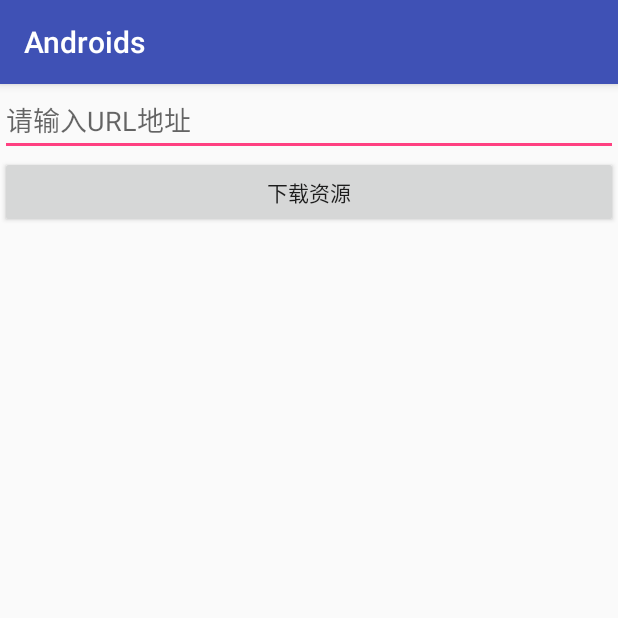
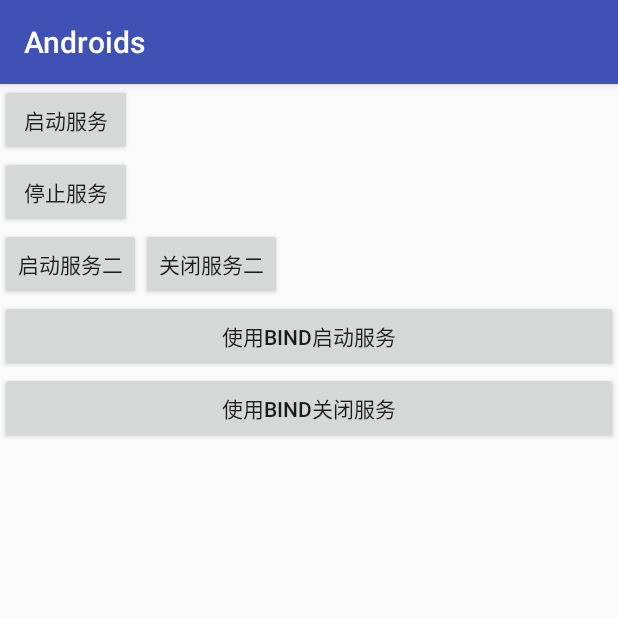
Before and after one commit to JoeeiCat/Androids, an Android app: the screen it shows after launch (Imagedown before the commit, Services after it), on a phone screen of 412 x 824 dp, the top half of it. Run offline under Robolectric (Android 15) with nearby library versions, the phone set to English and light mode, and no system bars.

Commit message:
BindService的相关使用

```diff
--- /dev/null
+++ b/app/src/main/java/com/example/ios12/androids/Services.java
@@ -0,0 +1,84 @@
+package com.example.ios12.androids;
+
+import android.content.ComponentName;
+import android.content.Intent;
+import android.content.ServiceConnection;
+import android.os.Bundle;
+import android.os.Environment;
+import android.os.IBinder;
+import android.support.design.widget.FloatingActionButton;
+import android.support.design.widget.Snackbar;
+import android.support.v7.app.AppCompatActivity;
+import android.support.v7.widget.Toolbar;
+import android.view.View;
+import android.widget.Button;
+
+public class Services extends AppCompatActivity {
+    private Button btnStartServer;
+    private Button btnStop;
+    private Button btnStart2;
+    private Button btnStop2;
+    private Button btnBindStart,btnBindStop;
+
+    @Override
+    protected void onCreate(Bundle savedInstanceState) {
+        super.onCreate(savedInstanceState);
+        setContentView(R.layout.activity_services);
+
+        //开始服务
+        btnStartServer = (Button)this.findViewById(R.id.btn_start);
+        btnStartServer.setOnClickListener(new View.OnClickListener() {
+            @Override
+            public void onClick(View view) {
+                Intent intent = new Intent(Services.this,MyService.class);//指定服务
+                intent.putExtra("mp3","yoyoyo.mp3");
+                startService(intent);
+            }
+        });
+
+
+        //停止服务
+        btnStop = (Button)this.findViewById(R.id.btn_stop);
+        btnStop.setOnClickListener(new View.OnClickListener() {
+            @Override
+            public void onClick(View view) {
+                Intent intent = new Intent(Services.this,MyService.class);//指定服务
+                stopService(intent);
+            }
+        });
+
+        btnStart2 = (Button)this.findViewById(R.id.btn_start2);
+        btnStart2.setOnClickListener(new View.OnClickListener() {
+            @Override
+            public void onClick(View view) {
+                String mp3 = Environment.getExternalStorageDirectory().getAbsolutePath() + "/Timor.mp3";
+                Intent intent = new Intent(Services.this,MyIntentService.class);
+                intent.putExtra("mp3",mp3);
+                startService(intent);
+            }
+        });
+
+
+        btnBindStart = (Button)this.findViewById(R.id.btn_bindstart);
+        btnBindStart.setOnClickListener(new View.OnClickListener() {
+            @Override
+            public void onClick(View view) {
+
+            }
+        });
+    }
+
+    private ServiceConnection conn = new ServiceConnection() {
+        @Override
+        public void onServiceConnected(ComponentName componentName, IBinder iBinder) {
+            BundleService.MyBinder binder = (BundleService.MyBinder)iBinder;
+            BundleService bindService = binder.getService();
+        }
+
+        @Override
+        public void onServiceDisconnected(ComponentName componentName) {
+
+        }
+    };
+
+}
--- /dev/null
+++ b/app/src/main/res/layout/activity_services.xml
@@ -0,0 +1,43 @@
+<?xml version="1.0" encoding="utf-8"?>
+<LinearLayout android:layout_width="match_parent"
+    android:layout_height="match_parent"
+    android:orientation="vertical"
+    xmlns:android="http://schemas.android.com/apk/res/android">
+    <Button
+        android:layout_width="wrap_content"
+        android:layout_height="wrap_content"
+        android:text="启动服务"
+        android:id="@+id/btn_start"/>
+
+    <Button
+        android:layout_width="wrap_content"
+        android:layout_height="wrap_content"
+        android:text="停止服务"
+        android:id="@+id/btn_stop"/>
+
+    <LinearLayout
+        android:layout_width="match_parent"
+        android:layout_height="wrap_content"
+        android:orientation="horizontal">
+        <Button
+            android:layout_width="wrap_content"
+            android:layout_height="wrap_content"
+            android:text="启动服务二"
+            android:id="@+id/btn_start2"/>
+        <Button
+            android:layout_width="wrap_content"
+            android:layout_height="wrap_content"
+            android:text="关闭服务二"
+            android:id="@+id/btn_stop2"/>
+    </LinearLayout>
+    <Button
+        android:layout_width="match_parent"
+        android:layout_height="wrap_content"
+        android:text="使用Bind启动服务"
+        android:id="@+id/btn_bindstart"/>
+    <Button
+        android:layout_width="match_parent"
+        android:layout_height="wrap_content"
+        android:text="使用Bind关闭服务"
+        android:id="@+id/btn_bindstop"/>
+</LinearLayout>
--- a/app/src/main/res/values/strings.xml
+++ b/app/src/main/res/values/strings.xml
@@ -2,4 +2,5 @@
     <string name="app_name">Androids</string>
     <string name="title_activity_broadcast">Broadcast</string>
     <string name="title_activity_imagedown">Imagedown</string>
+    <string name="title_activity_services">Services</string>
 </resources>
```
Also changed, not shown: app/src/main/AndroidManifest.xml (+29 -5 lines), app/src/main/java/com/example/ios12/androids/BundleService.java (added, +50 -0 lines), app/src/main/java/com/example/ios12/androids/Imagedown.java (+7 -0 lines), app/src/main/java/com/example/ios12/androids/MyIntentService.java (added, +31 -0 lines), app/src/main/java/com/example/ios12/androids/MyService.java (added, +48 -0 lines).
